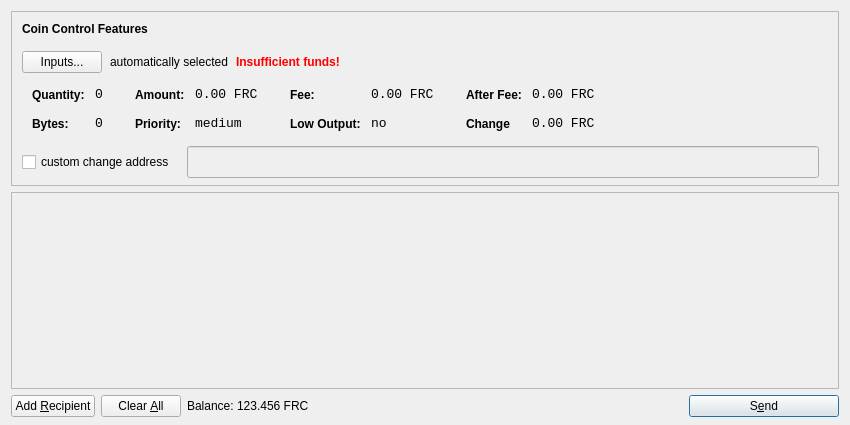
Qt form src/qt/forms/sendcoinsdialog.ui (futurecash/futurecash) before a commit.
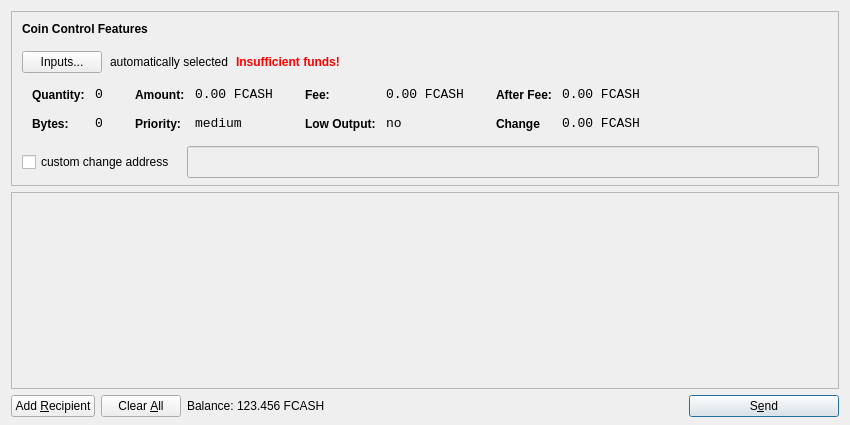
The same form after that commit.

Commit message: Ticker changed to FCASH

What changed in the file:
```diff
--- a/src/qt/forms/sendcoinsdialog.ui
+++ b/src/qt/forms/sendcoinsdialog.ui
@@ -330,7 +330,7 @@
                   <enum>Qt::ActionsContextMenu</enum>
                  </property>
                  <property name="text">
-                  <string notr="true">0.00 FRC</string>
+                  <string notr="true">0.00 FCASH</string>
                  </property>
                  <property name="textInteractionFlags">
                   <set>Qt::LinksAccessibleByMouse|Qt::TextSelectableByKeyboard|Qt::TextSelectableByMouse</set>
@@ -416,7 +416,7 @@
                   <enum>Qt::ActionsContextMenu</enum>
                  </property>
                  <property name="text">
-                  <string notr="true">0.00 FRC</string>
+                  <string notr="true">0.00 FCASH</string>
                  </property>
                  <property name="textInteractionFlags">
                   <set>Qt::LinksAccessibleByMouse|Qt::TextSelectableByKeyboard|Qt::TextSelectableByMouse</set>
@@ -502,7 +502,7 @@
                   <enum>Qt::ActionsContextMenu</enum>
                  </property>
                  <property name="text">
-                  <string notr="true">0.00 FRC</string>
+                  <string notr="true">0.00 FCASH</string>
                  </property>
                  <property name="textInteractionFlags">
                   <set>Qt::LinksAccessibleByMouse|Qt::TextSelectableByKeyboard|Qt::TextSelectableByMouse</set>
@@ -534,7 +534,7 @@
                   <enum>Qt::ActionsContextMenu</enum>
                  </property>
                  <property name="text">
-                  <string notr="true">0.00 FRC</string>
+                  <string notr="true">0.00 FCASH</string>
                  </property>
                  <property name="textInteractionFlags">
                   <set>Qt::LinksAccessibleByMouse|Qt::TextSelectableByKeyboard|Qt::TextSelectableByMouse</set>
@@ -754,7 +754,7 @@
           <cursorShape>IBeamCursor</cursorShape>
          </property>
          <property name="text">
-          <string notr="true">123.456 FRC</string>
+          <string notr="true">123.456 FCASH</string>
          </property>
          <property name="textInteractionFlags">
           <set>Qt::LinksAccessibleByMouse|Qt::TextSelectableByKeyboard|Qt::TextSelectableByMouse</set>
```
The commit also changes 7 other files.
